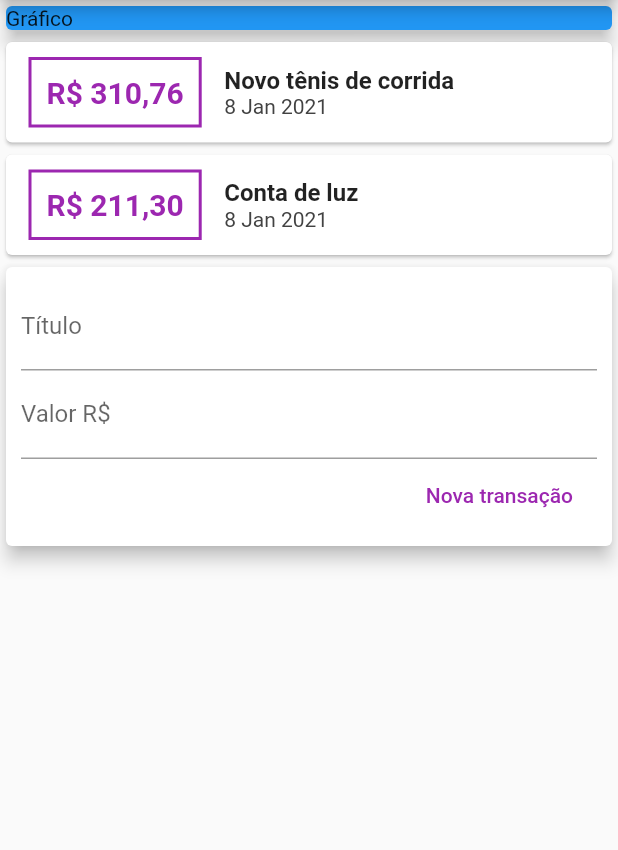
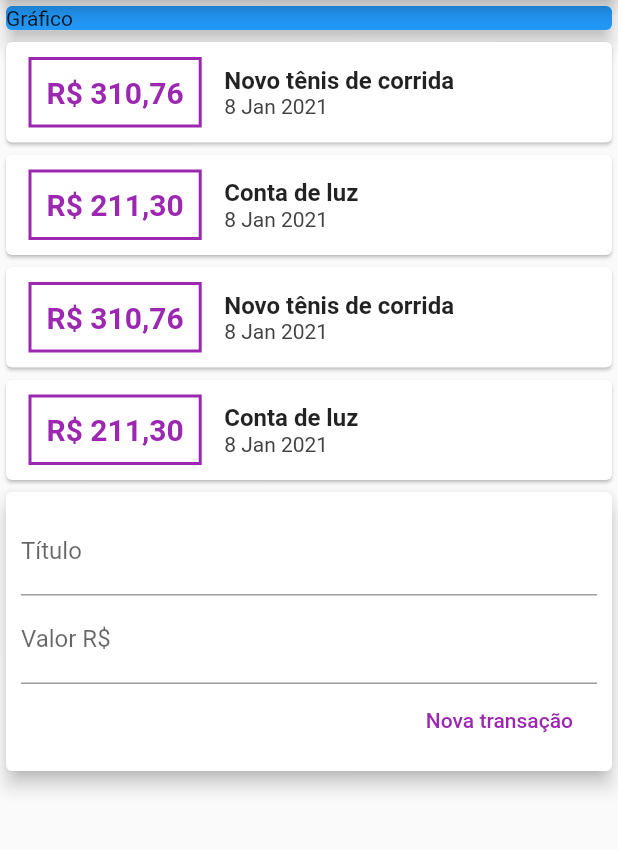
Before and after one commit to WENDEL4891/expenses, a Flutter app: the screen it shows after launch, on a phone screen of 412 x 824 dp, the part 84-934 px from its top. Run offline on Flutter 3.47's test engine with Material 2 defaults, Android fonts, the phone set to English and light mode, and no system bars; missing offline and left inert: dart:ffi.

Commit message:
Atualizado até a aula 95.

```diff
--- a/lib/components/transaction_form.dart
+++ b/lib/components/transaction_form.dart
@@ -1,9 +1,13 @@
+import 'dart:ffi';
+
 import 'package:flutter/material.dart';
 
 class TransactionForm extends StatelessWidget {
-
   final titleController = TextEditingController();
   final valueController = TextEditingController();
+  final void Function(String, double) onSubmit;
+
+  TransactionForm(this.onSubmit);
 
   Widget build(BuildContext context) {
     return Card(
@@ -31,9 +35,11 @@ class TransactionForm extends StatelessWidget {
                   textColor: Colors.purple,
                   child: Text('Nova transação'),
                   onPressed: () {
-                            print(titleController.text);
-                            print(valueController.text);
-                          }),
+                    final title = titleController.text;
+                    final value = double.tryParse(valueController.text) ?? 0.0;
+                    onSubmit(title, value);
+                  },
+                ),
               ],
             ),
           ],
--- a/lib/components/transaction_list.dart
+++ b/lib/components/transaction_list.dart
@@ -8,14 +8,18 @@ class TransactionList extends StatelessWidget {
   TransactionList({this.transactions});
 
   build(BuildContext) {
-    return Column(
+    return Container(
+      height: 300,
+      child: SingleChildScrollView(
+        child: Column(
           children: transactions
               .map(
                 (transaction) => Card(
                   child: Row(
                     children: [
                       Container(
-                    margin: EdgeInsets.symmetric(horizontal: 15, vertical: 10),
+                        margin:
+                            EdgeInsets.symmetric(horizontal: 15, vertical: 10),
                         decoration: BoxDecoration(
                           border: Border.all(
                             color: Colors.purple,
@@ -54,6 +58,8 @@ class TransactionList extends StatelessWidget {
                 ),
               )
               .toList(),
+        ),
+      ),
     );
   }
 }
--- a/lib/components/transaction_user.dart
+++ b/lib/components/transaction_user.dart
@@ -9,7 +9,7 @@ class TransactionUser extends StatefulWidget {
 }
 
 class _TransactionUserState extends State<TransactionUser> {
-  final _transactions = [
+  var _transactions = <Transaction>[
     Transaction(
       id: 't1',
       title: 'Novo tênis de corrida',
@@ -21,14 +21,49 @@ class _TransactionUserState extends State<TransactionUser> {
       title: 'Conta de luz',
       value: 211.30,
       date: DateTime.now(),
-    )
+    ),
+    Transaction(
+      id: 't3',
+      title: 'Novo tênis de corrida',
+      value: 310.76,
+      date: DateTime.now(),
+    ),
+    Transaction(
+      id: 't4',
+      title: 'Conta de luz',
+      value: 211.30,
+      date: DateTime.now(),
+    ),
+    Transaction(
+      id: 't5',
+      title: 'Novo tênis de corrida',
+      value: 310.76,
+      date: DateTime.now(),
+    ),
+    Transaction(
+      id: 't6',
+      title: 'Conta de luz',
+      value: 211.30,
+      date: DateTime.now(),
+    ),
   ];
+
+  _addTransaction(String title, double value) {
+    setState(() {
+      _transactions.add(Transaction(
+        id: UniqueKey().toString(),
+        date: DateTime.now(),
+        title: title,
+        value: value,
+      ));
+    });
+  }
 
   Widget build(BuildContext context) {
     return Column(
       children: [
         TransactionList(transactions: _transactions),
-        TransactionForm(),
+        TransactionForm(_addTransaction),
       ],
     );
   }
--- a/lib/main.dart
+++ b/lib/main.dart
@@ -20,7 +20,8 @@ class MyHomePage extends StatelessWidget {
       appBar: AppBar(
         title: Text('Despesas Pessoais'),
       ),
-      body: Column(
+      body: SingleChildScrollView(
+              child: Column(
             crossAxisAlignment: CrossAxisAlignment.stretch,
             children: [
               Container(
@@ -33,6 +34,7 @@ class MyHomePage extends StatelessWidget {
               TransactionUser(),
             ],
           ),
+      ),
     );
   }
 }
```
Lines whose indentation alone changed are shown as unchanged.
